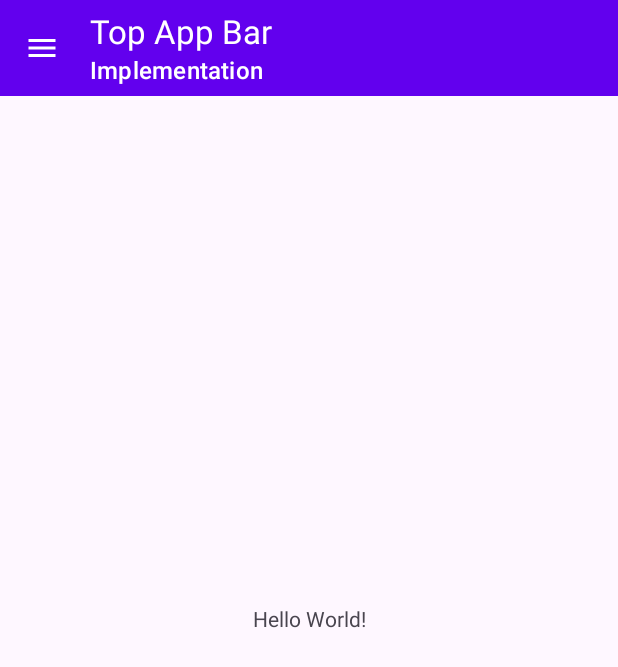
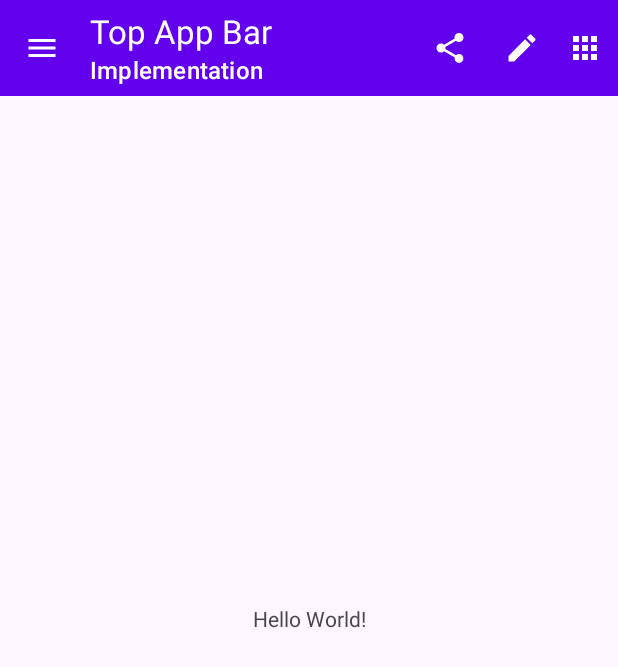
Before and after one commit to theplayernumberzero/AndroidAppDevWithKotlin, an Android app: the screen it shows after launch (MainActivity), on a phone screen of 412 x 824 dp. Shown: the top 667 px of the screen. Run offline under Robolectric (Android 15) with nearby library versions, the phone set to English and light mode, and no system bars.

Commit message:
Kotlin Basics: App Bar/Material3/Menu Item

```diff
--- a/ImplementingTopAppBar/app/src/main/java/com/example/implementingtopappbar/MainActivity.kt
+++ b/ImplementingTopAppBar/app/src/main/java/com/example/implementingtopappbar/MainActivity.kt
@@ -1,12 +1,17 @@
 package com.example.implementingtopappbar
 
 import android.os.Bundle
+import android.widget.Toast
 import androidx.activity.enableEdgeToEdge
 import androidx.appcompat.app.AppCompatActivity
+import androidx.appcompat.content.res.AppCompatResources
 import androidx.core.view.ViewCompat
 import androidx.core.view.WindowInsetsCompat
+import com.google.android.material.appbar.MaterialToolbar
 
 class MainActivity : AppCompatActivity() {
+
+    lateinit var toolbar : MaterialToolbar
     override fun onCreate(savedInstanceState: Bundle?) {
         super.onCreate(savedInstanceState)
         enableEdgeToEdge()
@@ -16,5 +21,28 @@ class MainActivity : AppCompatActivity() {
             v.setPadding(systemBars.left, systemBars.top, systemBars.right, systemBars.bottom)
             insets
         }
+
+        toolbar = findViewById(R.id.toolbar)
+
+        toolbar.overflowIcon = AppCompatResources.getDrawable(this,R.drawable.baseline_apps_24)
+
+        toolbar.setNavigationOnClickListener {
+
+            Toast.makeText(applicationContext, "Navigation Icon is clicked", Toast.LENGTH_SHORT).show()
+
+        }
+
+        toolbar.setOnMenuItemClickListener {item ->
+
+            when(item.itemId){
+
+                R.id.share -> Toast.makeText(applicationContext, "Share Icon is clicked", Toast.LENGTH_SHORT).show()
+                R.id.edit -> Toast.makeText(applicationContext, "Edit Icon is clicked", Toast.LENGTH_SHORT).show()
+                R.id.settings -> Toast.makeText(applicationContext, "Settings Icon is clicked", Toast.LENGTH_SHORT).show()
+                else -> Toast.makeText(applicationContext, "Sign Out Icon is clicked", Toast.LENGTH_SHORT).show()
+            }
+
+            return@setOnMenuItemClickListener true
+        }
     }
 }
--- /dev/null
+++ b/ImplementingTopAppBar/app/src/main/res/drawable/baseline_apps_24.xml
@@ -0,0 +1,5 @@
+<vector xmlns:android="http://schemas.android.com/apk/res/android" android:height="24dp" android:tint="?attr/colorOnPrimary" android:viewportHeight="24" android:viewportWidth="24" android:width="24dp">
+
+    <path android:fillColor="@android:color/white" android:pathData="M4,8h4L8,4L4,4v4zM10,20h4v-4h-4v4zM4,20h4v-4L4,16v4zM4,14h4v-4L4,10v4zM10,14h4v-4h-4v4zM16,4v4h4L20,4h-4zM10,8h4L14,4h-4v4zM16,14h4v-4h-4v4zM16,20h4v-4h-4v4z"/>
+
+</vector>
--- /dev/null
+++ b/ImplementingTopAppBar/app/src/main/res/drawable/baseline_edit_24.xml
@@ -0,0 +1,5 @@
+<vector xmlns:android="http://schemas.android.com/apk/res/android" android:height="24dp" android:tint="?attr/colorOnPrimary" android:viewportHeight="24" android:viewportWidth="24" android:width="24dp">
+
+    <path android:fillColor="@android:color/white" android:pathData="M3,17.25V21h3.75L17.81,9.94l-3.75,-3.75L3,17.25zM20.71,7.04c0.39,-0.39 0.39,-1.02 0,-1.41l-2.34,-2.34c-0.39,-0.39 -1.02,-0.39 -1.41,0l-1.83,1.83 3.75,3.75 1.83,-1.83z"/>
+
+</vector>
--- /dev/null
+++ b/ImplementingTopAppBar/app/src/main/res/drawable/baseline_share_24.xml
@@ -0,0 +1,5 @@
+<vector xmlns:android="http://schemas.android.com/apk/res/android" android:height="24dp" android:tint="?attr/colorOnPrimary" android:viewportHeight="24" android:viewportWidth="24" android:width="24dp">
+
+    <path android:fillColor="@android:color/white" android:pathData="M18,16.08c-0.76,0 -1.44,0.3 -1.96,0.77L8.91,12.7c0.05,-0.23 0.09,-0.46 0.09,-0.7s-0.04,-0.47 -0.09,-0.7l7.05,-4.11c0.54,0.5 1.25,0.81 2.04,0.81 1.66,0 3,-1.34 3,-3s-1.34,-3 -3,-3 -3,1.34 -3,3c0,0.24 0.04,0.47 0.09,0.7L8.04,9.81C7.5,9.31 6.79,9 6,9c-1.66,0 -3,1.34 -3,3s1.34,3 3,3c0.79,0 1.5,-0.31 2.04,-0.81l7.12,4.16c-0.05,0.21 -0.08,0.43 -0.08,0.65 0,1.61 1.31,2.92 2.92,2.92 1.61,0 2.92,-1.31 2.92,-2.92s-1.31,-2.92 -2.92,-2.92z"/>
+
+</vector>
--- a/ImplementingTopAppBar/app/src/main/res/layout/activity_main.xml
+++ b/ImplementingTopAppBar/app/src/main/res/layout/activity_main.xml
@@ -16,6 +16,7 @@
         app:layout_constraintTop_toTopOf="parent">
 
         <com.google.android.material.appbar.MaterialToolbar
+            android:id="@+id/toolbar"
             android:layout_width="match_parent"
             android:layout_height="wrap_content"
             app:title="Top App Bar"
@@ -23,7 +24,8 @@
             app:titleTextColor="?attr/colorOnPrimary"
             app:subtitleTextColor="?attr/colorOnPrimary"
             app:navigationIcon="@drawable/baseline_menu_24"
-            app:navigationIconTint="?attr/colorOnPrimary"/>
+            app:navigationIconTint="?attr/colorOnPrimary"
+            app:menu="@menu/toolbar_menu"/>
     </com.google.android.material.appbar.AppBarLayout>
 
     <TextView
--- /dev/null
+++ b/ImplementingTopAppBar/app/src/main/res/menu/toolbar_menu.xml
@@ -0,0 +1,23 @@
+<?xml version="1.0" encoding="utf-8"?>
+<menu xmlns:app="http://schemas.android.com/apk/res-auto"
+    xmlns:android="http://schemas.android.com/apk/res/android">
+
+    <item
+        android:id="@+id/share"
+        android:icon="@drawable/baseline_share_24"
+        android:title="Share"
+        app:showAsAction="always" />
+    <item
+        android:id="@+id/edit"
+        android:icon="@drawable/baseline_edit_24"
+        android:title="Edit"
+        app:showAsAction="always" />
+    <item
+        android:id="@+id/settings"
+        android:title="Settings"
+        app:showAsAction="never" />
+    <item
+        android:id="@+id/signout"
+        android:title="Signout"
+        app:showAsAction="never" />
+</menu>
```
